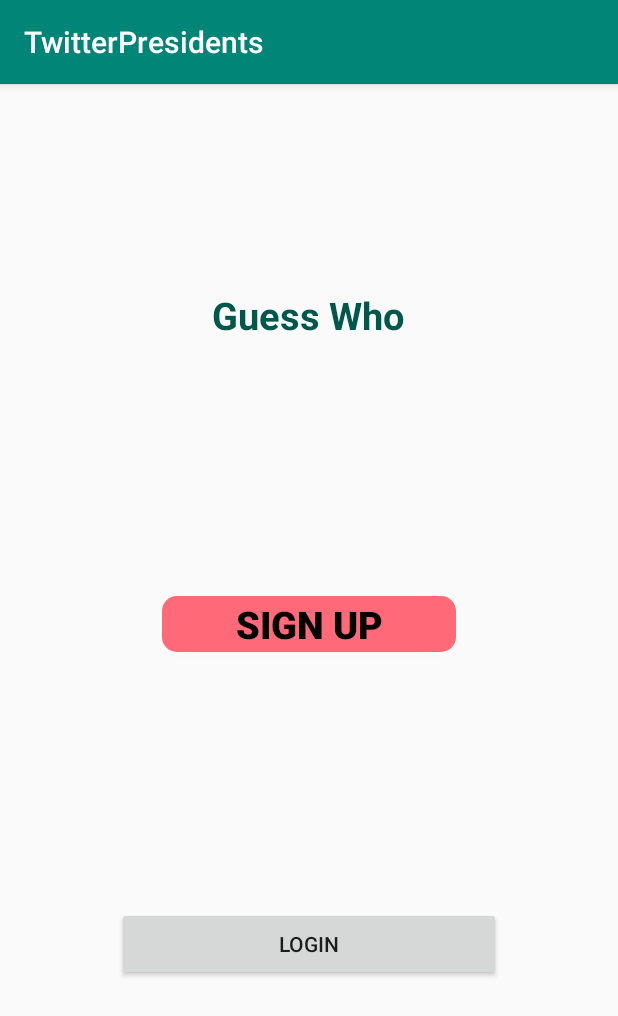
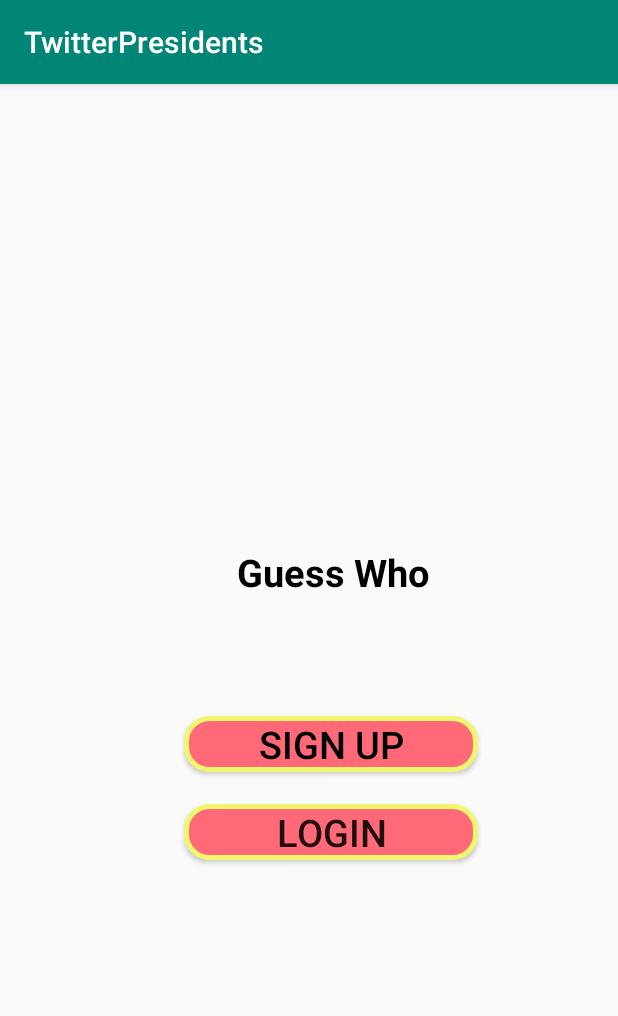
Before and after one commit to build-week-guess-who/Android, an Android app: the screen it shows after launch (LaunchPage), on a phone screen of 412 x 824 dp. Shown: the top 1016 px of the screen. Run offline under Robolectric (Android 15) with nearby library versions, the phone set to English and light mode, and no system bars.

Commit message:
complete the UI for Sign Up and Login buttons. Change TextView: "Guess Who" to black.

```diff
--- /dev/null
+++ b/app/src/main/res/drawable/button_with_border.xml
@@ -0,0 +1,13 @@
+<?xml version="1.0" encoding="utf-8"?>
+
+<shape xmlns:android="http://schemas.android.com/apk/res/android"
+    android:shape="rectangle" >
+
+    <solid android:color="#ff6978" />
+
+    <stroke
+        android:width="3dp"
+        android:color="#F0F66E" />
+    <corners android:radius = "15dp"/>
+
+</shape>
--- a/app/src/main/res/layout/activity_main.xml
+++ b/app/src/main/res/layout/activity_main.xml
@@ -11,15 +11,15 @@
         android:layout_width="wrap_content"
         android:layout_height="wrap_content"
         android:text="Guess Who"
-        android:textColor="@color/colorPrimaryDark"
+        android:textColor="#000000"
         android:textSize="25sp"
         android:textStyle="bold"
         app:layout_constraintBottom_toBottomOf="parent"
-        app:layout_constraintHorizontal_bias="0.498"
+        app:layout_constraintHorizontal_bias="0.557"
         app:layout_constraintLeft_toLeftOf="parent"
         app:layout_constraintRight_toRightOf="parent"
         app:layout_constraintTop_toTopOf="parent"
-        app:layout_constraintVertical_bias="0.186" />
+        app:layout_constraintVertical_bias="0.42" />
 
     <Button
         android:id="@+id/button4"
@@ -27,26 +27,32 @@
         android:layout_height="37dp"
         android:layout_centerHorizontal="true"
         android:layout_centerVertical="true"
-        android:background="@drawable/rounded_button"
+        android:background="@drawable/button_with_border"
         android:shape="ring"
         android:text="Sign Up"
-        android:textColor="#000"
+        android:textColor="#000000"
         android:textSize="25dp"
-        android:textStyle="bold"
+
         app:layout_constraintBottom_toTopOf="@+id/button3"
         app:layout_constraintEnd_toEndOf="parent"
-        app:layout_constraintHorizontal_bias="0.5"
+        app:layout_constraintHorizontal_bias="0.567"
         app:layout_constraintStart_toStartOf="parent"
-        app:layout_constraintTop_toBottomOf="@+id/textView" />
+        app:layout_constraintTop_toBottomOf="@+id/textView"
+        app:layout_constraintVertical_bias="0.789" />
 
     <Button
         android:id="@+id/button3"
-        android:layout_width="256dp"
-        android:layout_height="49dp"
+        android:textSize="25dp"
+
+        android:layout_width="196dp"
+        android:layout_height="37dp"
+        android:layout_centerHorizontal="true"
+        android:layout_centerVertical="true"
+        android:layout_marginTop="480dp"
+        android:background="@drawable/button_with_border"
         android:text="Login"
-        app:layout_constraintBottom_toBottomOf="parent"
         app:layout_constraintEnd_toEndOf="parent"
-        app:layout_constraintHorizontal_bias="0.5"
+        app:layout_constraintHorizontal_bias="0.567"
         app:layout_constraintStart_toStartOf="parent"
-        app:layout_constraintTop_toBottomOf="@+id/button4" />
+        app:layout_constraintTop_toTopOf="parent" />
 </androidx.constraintlayout.widget.ConstraintLayout>
```
